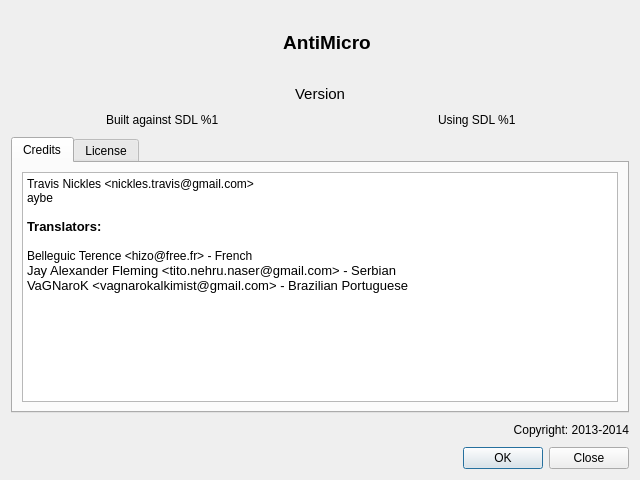
The window that src/aboutdialog.ui (AntiMicroX/antimicrox) describes before a commit, drawn with Qt 5.
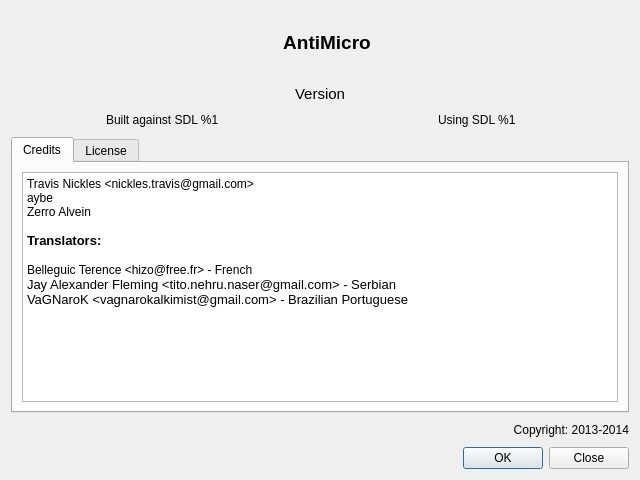
The same window after the commit. Icons and pictures are not drawn.

Commit message: Updated README. Updated icons provided by Zerro Alvein.

Patch:
```diff
--- a/src/aboutdialog.ui
+++ b/src/aboutdialog.ui
@@ -154,6 +154,7 @@
 &lt;/style&gt;&lt;/head&gt;&lt;body style=&quot; font-family:'Sans Serif'; font-size:10pt; font-weight:400; font-style:normal;&quot;&gt;
 &lt;p style=&quot; margin-top:0px; margin-bottom:0px; margin-left:0px; margin-right:0px; -qt-block-indent:0; text-indent:0px;&quot;&gt;&lt;span style=&quot; font-size:9pt;&quot;&gt;Travis Nickles &amp;lt;nickles.travis@gmail.com&amp;gt;&lt;/span&gt;&lt;/p&gt;
 &lt;p style=&quot; margin-top:0px; margin-bottom:0px; margin-left:0px; margin-right:0px; -qt-block-indent:0; text-indent:0px;&quot;&gt;&lt;span style=&quot; font-size:9pt;&quot;&gt;aybe&lt;/span&gt;&lt;/p&gt;
+&lt;p style=&quot; margin-top:0px; margin-bottom:0px; margin-left:0px; margin-right:0px; -qt-block-indent:0; text-indent:0px;&quot;&gt;&lt;span style=&quot; font-size:9pt;&quot;&gt;Zerro Alvein&lt;/span&gt;&lt;/p&gt;
 &lt;p style=&quot;-qt-paragraph-type:empty; margin-top:0px; margin-bottom:0px; margin-left:0px; margin-right:0px; -qt-block-indent:0; text-indent:0px; font-size:9pt;&quot;&gt;&lt;br /&gt;&lt;/p&gt;
 &lt;p style=&quot; margin-top:0px; margin-bottom:0px; margin-left:0px; margin-right:0px; -qt-block-indent:0; text-indent:0px;&quot;&gt;&lt;span style=&quot; font-weight:600;&quot;&gt;Translators:&lt;/span&gt;&lt;/p&gt;
 &lt;p style=&quot;-qt-paragraph-type:empty; margin-top:0px; margin-bottom:0px; margin-left:0px; margin-right:0px; -qt-block-indent:0; text-indent:0px; font-weight:600;&quot;&gt;&lt;br /&gt;&lt;/p&gt;
```
The commit also changes 5 other files.
